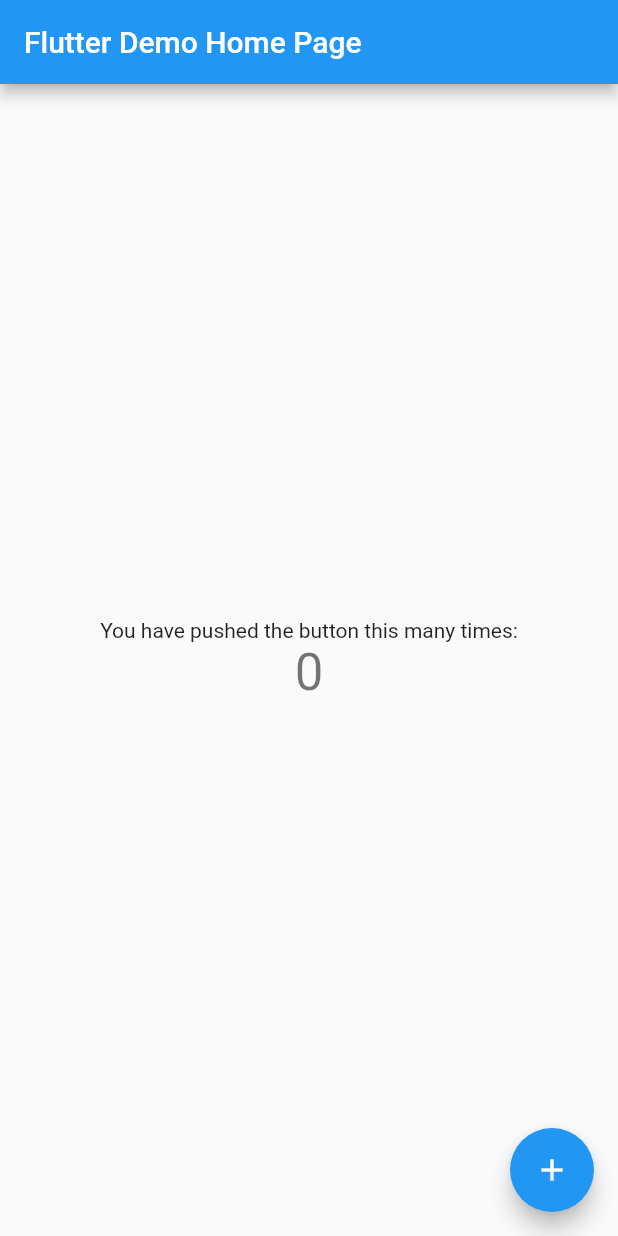
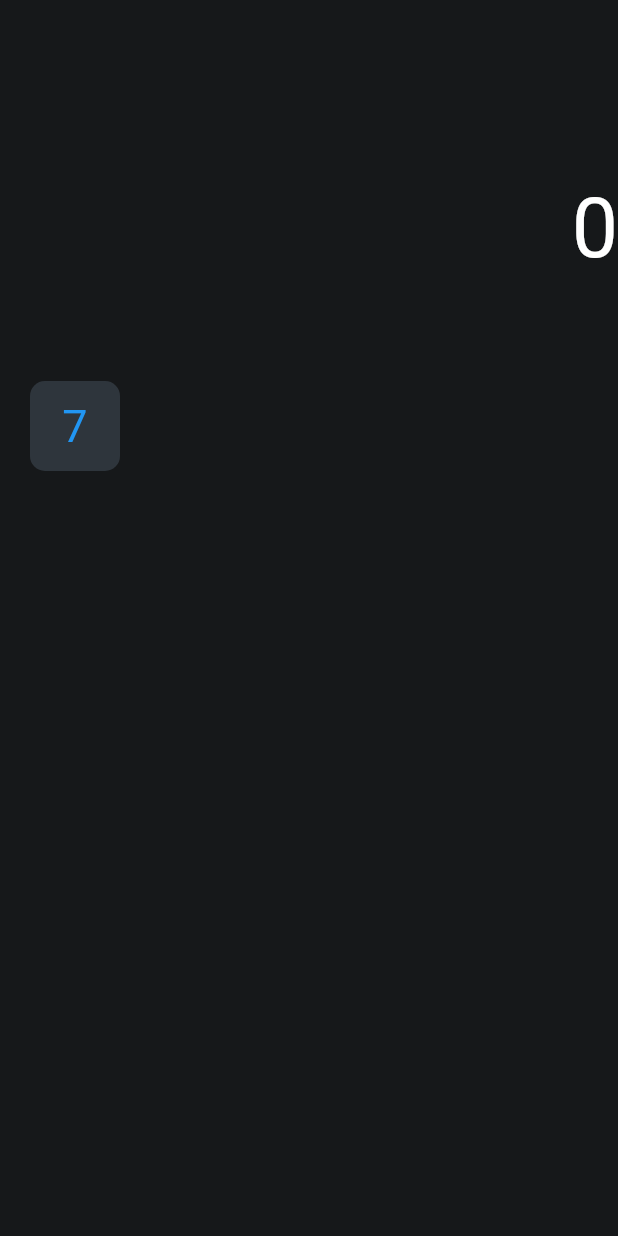
Before and after one commit to ayed87/calculator_app, a Flutter app: the screen it shows after launch, on a phone screen of 412 x 824 dp. Run offline on Flutter 3.47's test engine with Material 2 defaults, Android fonts, the phone set to English and light mode, and no system bars.

Commit message:
create number widget and constant file

```diff
--- /dev/null
+++ b/lib/components/number_widget.dart
@@ -0,0 +1,36 @@
+import 'package:flutter/material.dart';
+
+class NumberWidget extends StatefulWidget {
+  const NumberWidget({
+    Key? key,
+  }) : super(key: key);
+
+  @override
+  State<NumberWidget> createState() => _NumberWidgetState();
+}
+
+class _NumberWidgetState extends State<NumberWidget> {
+  @override
+  Widget build(BuildContext context) {
+    return GestureDetector(
+      onTap: () {
+        setState(() {});
+      },
+      child: Container(
+        margin: EdgeInsets.all(10),
+        width: 60,
+        height: 60,
+        decoration: BoxDecoration(
+          color: Color(0xff2E353C),
+          borderRadius: BorderRadius.circular(10),
+        ),
+        child: const Center(
+          child: Text(
+            '7',
+            style: TextStyle(fontSize: 30, color: Colors.blue),
+          ),
+        ),
+      ),
+    );
+  }
+}
--- /dev/null
+++ b/lib/constants.dart
@@ -0,0 +1,4 @@
+import 'package:flutter/material.dart';
+
+const kBackGroundColor = Color(0XFF16181A);
+const kReslutTextStyle = TextStyle(color: Colors.white, fontSize: 55);
--- a/lib/main.dart
+++ b/lib/main.dart
@@ -1,115 +1,19 @@
+import 'package:calculator/constants.dart';
 import 'package:flutter/material.dart';
+import 'pages/calculator_page.dart';
 
 void main() {
-  runApp(const MyApp());
+  runApp(const Calculator());
 }
 
-class MyApp extends StatelessWidget {
-  const MyApp({Key? key}) : super(key: key);
+class Calculator extends StatelessWidget {
+  const Calculator({Key? key}) : super(key: key);
 
-  // This widget is the root of your application.
   @override
   Widget build(BuildContext context) {
     return MaterialApp(
       title: 'Flutter Demo',
-      theme: ThemeData(
-        // This is the theme of your application.
-        //
-        // Try running your application with "flutter run". You'll see the
-        // application has a blue toolbar. Then, without quitting the app, try
-        // changing the primarySwatch below to Colors.green and then invoke
-        // "hot reload" (press "r" in the console where you ran "flutter run",
-        // or simply save your changes to "hot reload" in a Flutter IDE).
-        // Notice that the counter didn't reset back to zero; the application
-        // is not restarted.
-        primarySwatch: Colors.blue,
-      ),
-      home: const MyHomePage(title: 'Flutter Demo Home Page'),
+      home: CalculatorPage(),
     );
   }
 }
-
-class MyHomePage extends StatefulWidget {
-  const MyHomePage({Key? key, required this.title}) : super(key: key);
-
-  // This widget is the home page of your application. It is stateful, meaning
-  // that it has a State object (defined below) that contains fields that affect
-  // how it looks.
-
-  // This class is the configuration for the state. It holds the values (in this
-  // case the title) provided by the parent (in this case the App widget) and
-  // used by the build method of the State. Fields in a Widget subclass are
-  // always marked "final".
-
-  final String title;
-
-  @override
-  State<MyHomePage> createState() => _MyHomePageState();
-}
-
-class _MyHomePageState extends State<MyHomePage> {
-  int _counter = 0;
-
-  void _incrementCounter() {
-    setState(() {
-      // This call to setState tells the Flutter framework that something has
-      // changed in this State, which causes it to rerun the build method below
-      // so that the display can reflect the updated values. If we changed
-      // _counter without calling setState(), then the build method would not be
-      // called again, and so nothing would appear to happen.
-      _counter++;
-    });
-  }
-
-  @override
-  Widget build(BuildContext context) {
-    // This method is rerun every time setState is called, for instance as done
-    // by the _incrementCounter method above.
-    //
-    // The Flutter framework has been optimized to make rerunning build methods
-    // fast, so that you can just rebuild anything that needs updating rather
-    // than having to individually change instances of widgets.
-    return Scaffold(
-      appBar: AppBar(
-        // Here we take the value from the MyHomePage object that was created by
-        // the App.build method, and use it to set our appbar title.
-        title: Text(widget.title),
-      ),
-      body: Center(
-        // Center is a layout widget. It takes a single child and positions it
-        // in the middle of the parent.
-        child: Column(
-          // Column is also a layout widget. It takes a list of children and
-          // arranges them vertically. By default, it sizes itself to fit its
-          // children horizontally, and tries to be as tall as its parent.
-          //
-          // Invoke "debug painting" (press "p" in the console, choose the
-          // "Toggle Debug Paint" action from the Flutter Inspector in Android
-          // Studio, or the "Toggle Debug Paint" command in Visual Studio Code)
-          // to see the wireframe for each widget.
-          //
-          // Column has various properties to control how it sizes itself and
-          // how it positions its children. Here we use mainAxisAlignment to
-          // center the children vertically; the main axis here is the vertical
-          // axis because Columns are vertical (the cross axis would be
-          // horizontal).
-          mainAxisAlignment: MainAxisAlignment.center,
-          children: <Widget>[
-            const Text(
-              'You have pushed the button this many times:',
-            ),
-            Text(
-              '$_counter',
-              style: Theme.of(context).textTheme.headline4,
-            ),
-          ],
-        ),
-      ),
-      floatingActionButton: FloatingActionButton(
-        onPressed: _incrementCounter,
-        tooltip: 'Increment',
-        child: const Icon(Icons.add),
-      ), // This trailing comma makes auto-formatting nicer for build methods.
-    );
-  }
-}
--- /dev/null
+++ b/lib/pages/calculator_page.dart
@@ -0,0 +1,45 @@
+import 'package:flutter/material.dart';
+import 'package:calculator/constants.dart';
+import 'package:calculator/components/number_widget.dart';
+
+class CalculatorPage extends StatelessWidget {
+  @override
+  int result = 0;
+  Widget build(BuildContext context) {
+    return Scaffold(
+      backgroundColor: kBackGroundColor,
+      body: SafeArea(
+        child: Column(
+          crossAxisAlignment: CrossAxisAlignment.stretch,
+          children: [
+            const SizedBox(
+              height: 120,
+            ),
+            Row(
+              mainAxisAlignment: MainAxisAlignment.end,
+              children: [
+                Text(
+                  result.toString(),
+                  style: kReslutTextStyle,
+                ),
+              ],
+            ),
+            const SizedBox(
+              height: 50,
+            ),
+            Container(
+              margin: const EdgeInsets.all(10),
+              child: Row(
+                children: [
+                  Column(
+                    children: [NumberWidget()],
+                  )
+                ],
+              ),
+            )
+          ],
+        ),
+      ),
+    );
+  }
+}
```
Also changed, not shown: 1 other file.
